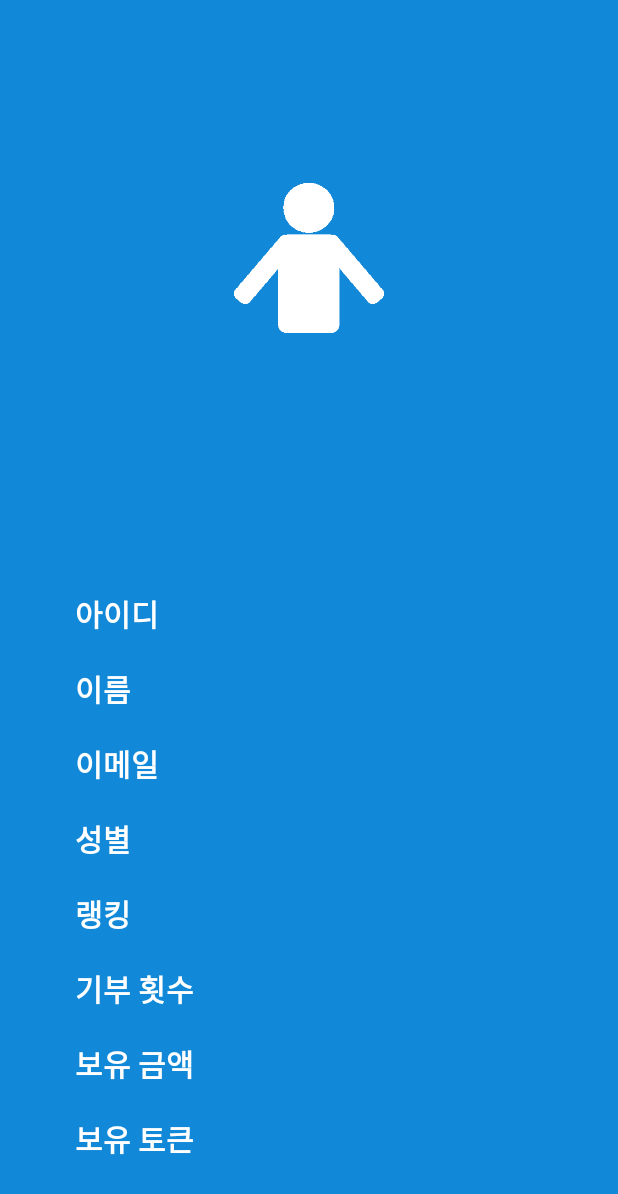
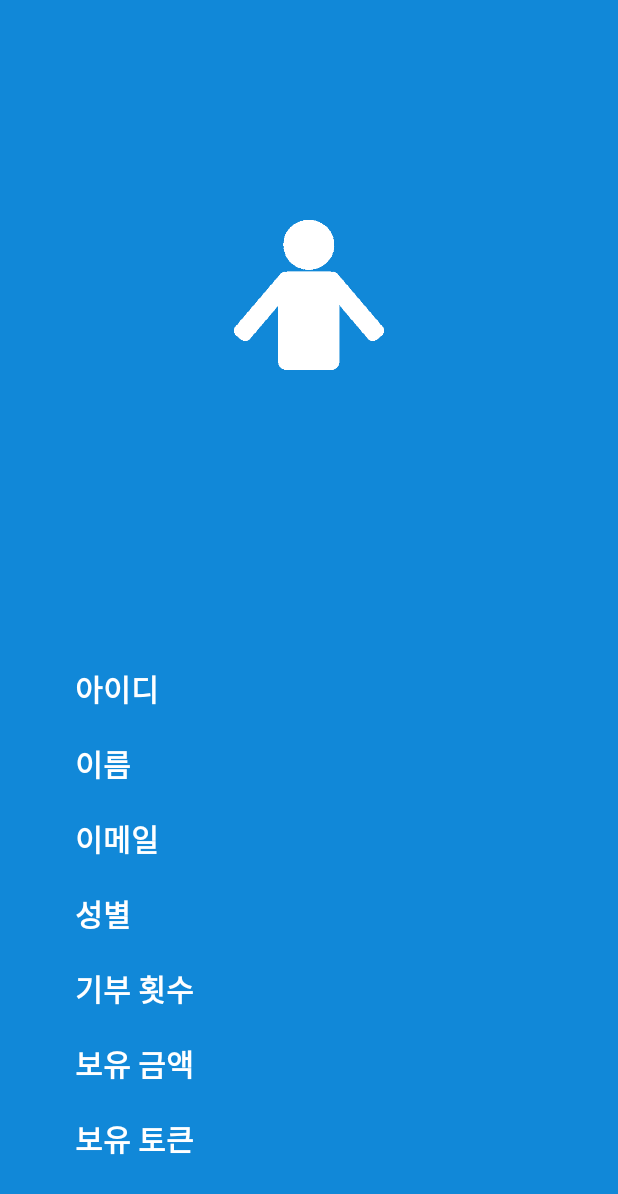
Before and after one commit to s2ungja2/HaniumBlockchainProject, an Android app: the Profile screen opened directly, with no data from a screen before it, on a phone screen of 412 x 824 dp. Shown: the top 1194 px of the screen. Run offline under Robolectric (Android 15) with nearby library versions, the phone set to English and light mode, and no system bars; 4 statements that could not run were skipped.

```diff
--- a/Android/app/src/main/res/layout/profile.xml
+++ b/Android/app/src/main/res/layout/profile.xml
@@ -115,27 +115,6 @@
                 android:layout_width="wrap_content"
                 android:layout_height="wrap_content"
                 android:layout_weight="1"
-                android:text="랭킹"
-                android:textSize="20dp"
-                android:textStyle="bold"
-                android:textColor="#fff"/>
-            <TextView
-                android:id="@+id/profile_rank"
-                android:layout_width="wrap_content"
-                android:layout_height="wrap_content"
-                android:layout_weight="2"
-                android:textSize="20dp"/>
-        </LinearLayout>
-
-        <LinearLayout
-            android:layout_width="match_parent"
-            android:layout_height="wrap_content"
-            android:orientation="horizontal"
-            android:layout_marginBottom="20dp">
-            <TextView
-                android:layout_width="wrap_content"
-                android:layout_height="wrap_content"
-                android:layout_weight="1"
                 android:text="기부 횟수"
                 android:textSize="20dp"
                 android:textStyle="bold"
```
Also changed, not shown: Android/app/src/main/java/com/example/nam/donationmanager/Profile.java (+7 -9 lines), Android/app/src/main/java/com/example/nam/donationmanager/TokenChange.java (+64 -62 lines).
